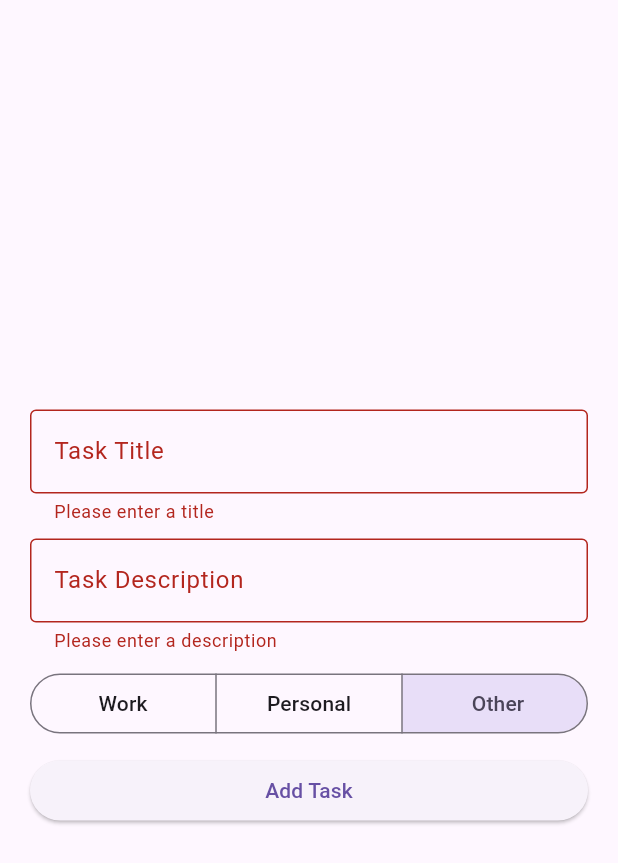
After one commit to maksklimko/space_scutum_test_task, a Flutter app: the AddTaskScreen screen opened by its route, after a tap on "Add Task", on a phone screen of 412 x 824 dp. The commit adds this screen. Shown: the top 863 px of the screen. Run offline on Flutter 3.47's test engine with Material 3 defaults, Android fonts, the light colour scheme and no system bars; our stand-ins replace equatable, flutter_bloc, get_it, go_router, hive_flutter; accounts and stored records are empty.

Commit message:
Add task adding screen

```diff
--- a/lib/features/tasks/domain/entities/task.dart
+++ b/lib/features/tasks/domain/entities/task.dart
@@ -12,8 +12,8 @@ class Task {
     required this.id,
     required this.title,
     required this.description,
-    required this.isCompleted,
-    required this.category,
+    this.isCompleted = false,
+    this.category = TaskCategory.other,
   });
 
   Task copyWith({
--- /dev/null
+++ b/lib/features/tasks/presentation/bloc/add_task_cubit/add_task_cubit.dart
@@ -0,0 +1,67 @@
+import 'package:equatable/equatable.dart';
+import 'package:flutter/material.dart';
+import 'package:flutter_bloc/flutter_bloc.dart';
+import 'package:space_scutum_test_task/features/tasks/domain/entities/task.dart';
+import 'package:space_scutum_test_task/features/tasks/domain/entities/task_category.dart';
+import 'package:space_scutum_test_task/features/tasks/domain/usecases/add_task_usecase.dart';
+
+part 'add_task_state.dart';
+
+class AddTaskCubit extends Cubit<AddTaskState> {
+  AddTaskCubit(this._addTaskUseCase) : super(AddTaskInitial());
+
+  final AddTaskUseCase _addTaskUseCase;
+
+  final _formKey = GlobalKey<FormState>();
+  final _titleController = TextEditingController();
+  final _descriptionController = TextEditingController();
+
+  GlobalKey<FormState> get formKey => _formKey;
+  TextEditingController get titleController => _titleController;
+  TextEditingController get descriptionController => _descriptionController;
+
+  // Update title and description
+  void updateTitle(String title) {
+    emit(state.copyWith(title: title));
+  }
+
+  void updateDescription(String description) {
+    emit(state.copyWith(description: description));
+  }
+
+  // Validate form fields
+  bool validateForm() {
+    return _formKey.currentState?.validate() ?? false;
+  }
+
+  // Reset the form
+  void resetForm() {
+    _formKey.currentState?.reset();
+    _titleController.clear();
+    _descriptionController.clear();
+    emit(AddTaskInitial());
+  }
+
+  void selectCategory(TaskCategory category) {
+    emit(state.copyWith(category: category));
+  }
+
+  void addTask() {
+    _addTaskUseCase.call(
+      Task(
+        id: DateTime.now().millisecondsSinceEpoch,
+        title: state.title,
+        description: state.description,
+        isCompleted: false,
+        category: state.category,
+      ),
+    );
+  }
+
+  @override
+  Future<void> close() {
+    _titleController.dispose();
+    _descriptionController.dispose();
+    return super.close();
+  }
+}
--- /dev/null
+++ b/lib/features/tasks/presentation/bloc/add_task_cubit/add_task_state.dart
@@ -0,0 +1,42 @@
+part of 'add_task_cubit.dart';
+
+sealed class AddTaskState extends Equatable {
+  const AddTaskState(
+      {this.title = '',
+      this.description = '',
+      this.category = TaskCategory.other});
+
+  final String title;
+  final String description;
+  final TaskCategory category;
+
+  AddTaskState copyWith({
+    String? title,
+    String? description,
+    TaskCategory? category,
+  });
+
+  @override
+  List<Object> get props => [title, description, category];
+}
+
+final class AddTaskInitial extends AddTaskState {
+  const AddTaskInitial({
+    super.title = '',
+    super.description = '',
+    super.category = TaskCategory.other,
+  });
+
+  @override
+  AddTaskInitial copyWith({
+    String? title,
+    String? description,
+    TaskCategory? category,
+  }) {
+    return AddTaskInitial(
+      title: title ?? this.title,
+      description: description ?? this.description,
+      category: category ?? this.category,
+    );
+  }
+}
--- a/lib/features/tasks/presentation/bloc/tasks_bloc.dart
+++ b/lib/features/tasks/presentation/bloc/tasks_bloc/tasks_bloc.dart
@@ -1,7 +1,6 @@
 import 'package:flutter_bloc/flutter_bloc.dart';
 import 'package:space_scutum_test_task/features/tasks/domain/entities/task.dart';
 import 'package:space_scutum_test_task/features/tasks/domain/entities/task_category.dart';
-import 'package:space_scutum_test_task/features/tasks/domain/usecases/add_task_usecase.dart';
 import 'package:space_scutum_test_task/features/tasks/domain/usecases/delete_task_usecase.dart';
 import 'package:space_scutum_test_task/features/tasks/domain/usecases/get_tasks_usecase.dart';
 import 'package:space_scutum_test_task/features/tasks/domain/usecases/update_task_usecase.dart';
@@ -13,7 +12,6 @@ part 'tasks_state.dart';
 class TasksBloc extends Bloc<TasksEvent, TasksState> {
   // Usecases
   final GetTasksUseCase _getTasksUseCase;
-  final AddTaskUseCase _addTaskUseCase;
   final UpdateTaskUsecase _updateTaskUsecase;
   final DeleteTaskUsecase _deleteTaskUsecase;
 
@@ -22,12 +20,10 @@ class TasksBloc extends Bloc<TasksEvent, TasksState> {
 
   TasksBloc(
     this._getTasksUseCase,
-    this._addTaskUseCase,
     this._updateTaskUsecase,
     this._deleteTaskUsecase,
   ) : super(UngroupedTasksState()) {
     on<GetTasksEvent>(_onGetTasks);
-    on<AddTaskEvent>(_onAddTask);
     on<ToggleTaskCompletionEvent>(_onToggleTaskCompletion);
     on<DeleteTaskEvent>(_onDeleteTask);
     on<ToggleIsGrouped>(_onToggleIsGrouped);
@@ -39,11 +35,6 @@ class TasksBloc extends Bloc<TasksEvent, TasksState> {
     final tasks = await _getTasksUseCase.call();
     cachedTasks = tasks;
     _displayTasks(emit);
-  }
-
-  Future<void> _onAddTask(AddTaskEvent event, Emitter<TasksState> emit) async {
-    await _addTaskUseCase(event.task);
-    add(GetTasksEvent());
   }
 
   Future<void> _onToggleTaskCompletion(
--- a/lib/features/tasks/presentation/bloc/tasks_event.dart
+++ b/lib/features/tasks/presentation/bloc/tasks_bloc/tasks_event.dart
@@ -3,11 +3,6 @@ part of 'tasks_bloc.dart';
 abstract class TasksEvent {}
 
 class GetTasksEvent extends TasksEvent {}
-
-class AddTaskEvent extends TasksEvent {
-  final Task task;
-  AddTaskEvent(this.task);
-}
 
 class ToggleTaskCompletionEvent extends TasksEvent {
   final Task task;
--- a/lib/features/tasks/presentation/bloc/tasks_state.dart
+++ b/lib/features/tasks/presentation/bloc/tasks_bloc/tasks_state.dart
@@ -1,6 +1,6 @@
 part of 'tasks_bloc.dart';
 
-abstract class TasksState extends Equatable {
+sealed class TasksState extends Equatable {
   final bool isGrouped;
   final TaskCategory filterCategory;
 
--- /dev/null
+++ b/lib/features/tasks/presentation/screens/add_task_screen.dart
@@ -0,0 +1,99 @@
+import 'package:flutter/material.dart';
+import 'package:flutter_bloc/flutter_bloc.dart';
+import 'package:go_router/go_router.dart';
+import 'package:space_scutum_test_task/features/tasks/domain/entities/task_category.dart';
+import 'package:space_scutum_test_task/features/tasks/domain/repositories/tasks_repository.dart';
+import 'package:space_scutum_test_task/features/tasks/domain/usecases/add_task_usecase.dart';
+import 'package:space_scutum_test_task/features/tasks/presentation/bloc/add_task_cubit/add_task_cubit.dart';
+import 'package:space_scutum_test_task/shared/resources/app_constants.dart';
+import 'package:space_scutum_test_task/shared/resources/app_paddings.dart';
+import 'package:space_scutum_test_task/shared/resources/app_spacers.dart';
+import 'package:space_scutum_test_task/shared/utils/injector.dart';
+
+class AddTaskScreen extends StatelessWidget {
+  const AddTaskScreen({super.key});
+
+  @override
+  Widget build(BuildContext context) {
+    final cubit = AddTaskCubit(AddTaskUseCase(getIt<TasksRepository>()));
+    return BlocBuilder<AddTaskCubit, AddTaskState>(
+        bloc: cubit,
+        builder: (context, state) {
+          return Scaffold(
+            body: Padding(
+              padding: AppPaddings.p20,
+              child: Form(
+                key: cubit.formKey,
+                child: Column(
+                  mainAxisAlignment: MainAxisAlignment.center,
+                  crossAxisAlignment: CrossAxisAlignment.stretch,
+                  children: [
+                    TextFormField(
+                      controller: cubit.titleController,
+                      onChanged: (value) {
+                        cubit.updateTitle(value);
+                      },
+                      decoration: InputDecoration(
+                        labelText: 'Task Title',
+                        border: OutlineInputBorder(),
+                      ),
+                      validator: (value) {
+                        if (value == null || value.isEmpty) {
+                          return 'Please enter a title';
+                        }
+                        return null;
+                      },
+                    ),
+                    AppSpacers.v10px,
+                    TextFormField(
+                      controller: cubit.descriptionController,
+                      onChanged: (value) {
+                        cubit.updateDescription(value);
+                      },
+                      decoration: InputDecoration(
+                        labelText: 'Task Description',
+                        border: OutlineInputBorder(),
+                      ),
+                      validator: (value) {
+                        if (value == null || value.isEmpty) {
+                          return 'Please enter a description';
+                        }
+                        return null;
+                      },
+                    ),
+                    AppSpacers.v10px,
+                    SegmentedButton(
+                      segments:
+                          AppConstants.getCategoriesOptions(includeAll: false)
+                              .map<ButtonSegment<TaskCategory>>(
+                                  ((TaskCategory, String) filter) {
+                        return ButtonSegment<TaskCategory>(
+                          value: filter.$1,
+                          label: Text(filter.$2),
+                        );
+                      }).toList(),
+                      expandedInsets: EdgeInsets.zero,
+                      selectedIcon: SizedBox.shrink(),
+                      selected: {state.category},
+                      onSelectionChanged: (category) {
+                        cubit.selectCategory(category.first);
+                      },
+                    ),
+                    AppSpacers.v10px,
+                    ElevatedButton(
+                      onPressed: () {
+                        if (cubit.validateForm()) {
+                          cubit.addTask();
+                          context.pop();
+                        }
+                      },
+                      child: Text('Add Task'),
+                    ),
+                  ],
+                ),
+              ),
+            ),
+          );
+        });
+  }
+}
--- a/lib/features/tasks/presentation/widgets/category_filter_group.dart
+++ b/lib/features/tasks/presentation/widgets/category_filter_group.dart
@@ -1,7 +1,7 @@
 import 'package:flutter/material.dart';
 import 'package:flutter_bloc/flutter_bloc.dart';
 import 'package:space_scutum_test_task/features/tasks/domain/entities/task_category.dart';
-import 'package:space_scutum_test_task/features/tasks/presentation/bloc/tasks_bloc.dart';
+import 'package:space_scutum_test_task/features/tasks/presentation/bloc/tasks_bloc/tasks_bloc.dart';
 import 'package:space_scutum_test_task/shared/resources/app_colors.dart';
 
 class CategoryFilterGroup extends StatelessWidget {
--- a/lib/features/tasks/presentation/widgets/task_tile.dart
+++ b/lib/features/tasks/presentation/widgets/task_tile.dart
@@ -1,7 +1,7 @@
 import 'package:flutter/material.dart';
 import 'package:flutter_bloc/flutter_bloc.dart';
 import 'package:space_scutum_test_task/features/tasks/domain/entities/task.dart';
-import 'package:space_scutum_test_task/features/tasks/presentation/bloc/tasks_bloc.dart';
+import 'package:space_scutum_test_task/features/tasks/presentation/bloc/tasks_bloc/tasks_bloc.dart';
 import 'package:space_scutum_test_task/shared/resources/app_colors.dart';
 
 class TaskTile extends StatelessWidget {
--- a/lib/shared/resources/app_constants.dart
+++ b/lib/shared/resources/app_constants.dart
@@ -1,3 +1,15 @@
+import 'package:space_scutum_test_task/features/tasks/domain/entities/task_category.dart';
+
 class AppConstants {
   AppConstants._();
+
+  static List<(TaskCategory, String)> getCategoriesOptions({
+    bool includeAll = true,
+  }) =>
+      [
+        if (includeAll) (TaskCategory.all, 'All'),
+        (TaskCategory.work, 'Work'),
+        (TaskCategory.personal, 'Personal'),
+        (TaskCategory.other, 'Other'),
+      ];
 }
--- /dev/null
+++ b/lib/shared/resources/app_paddings.dart
@@ -0,0 +1,8 @@
+import 'package:flutter/material.dart';
+
+class AppPaddings {
+  AppPaddings._();
+
+  static const EdgeInsets zero = EdgeInsets.zero;
+  static const EdgeInsets p20 = EdgeInsets.all(20);
+}
--- /dev/null
+++ b/lib/shared/resources/app_strings.dart
@@ -0,0 +1,3 @@
+class AppStrings {
+  AppStrings._();
+}
--- /dev/null
+++ b/lib/shared/utils/router.dart
@@ -0,0 +1,20 @@
+import 'package:go_router/go_router.dart';
+import 'package:space_scutum_test_task/features/tasks/presentation/screens/add_task_screen.dart';
+import 'package:space_scutum_test_task/features/tasks/presentation/screens/tasks_list_screen.dart';
+import 'package:space_scutum_test_task/shared/resources/app_routes.dart';
+
+final router = GoRouter(
+  initialLocation: AppRoutes.tasksListPath,
+  routes: [
+    GoRoute(
+      name: AppRoutes.tasksList,
+      path: AppRoutes.tasksListPath,
+      builder: (context, state) => TasksListScreen(),
+    ),
+    GoRoute(
+      name: AppRoutes.addTask,
+      path: AppRoutes.addTaskPath,
+      builder: (context, state) => AddTaskScreen(),
+    ),
+  ],
+);
```
Also changed, not shown: lib/app.dart (+4 -6 lines), lib/features/tasks/presentation/screens/tasks_list_screen.dart (+24 -38 lines), lib/shared/resources/app_routes.dart (added, +11 -0 lines).
